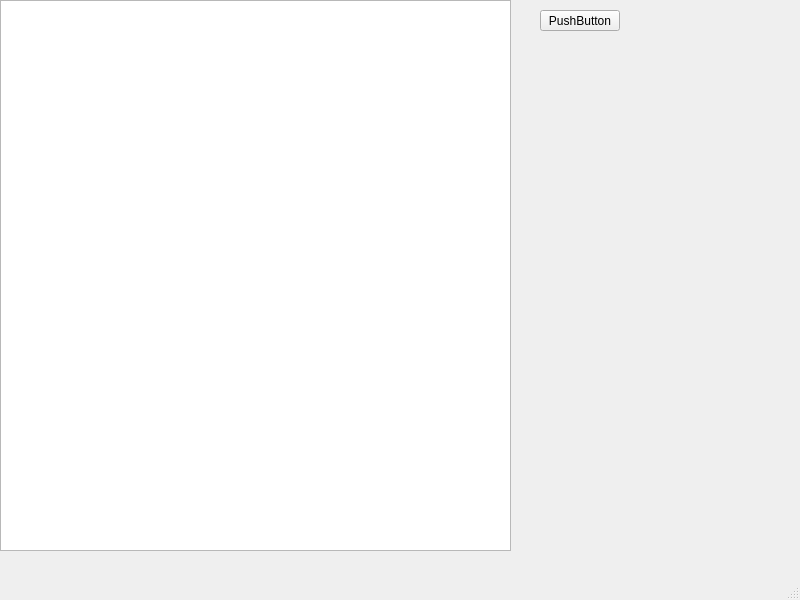
Before: the Qt Designer form Game/mainwindow.ui in PartaJere/Titta-ja-Jere, drawn with Qt 5.
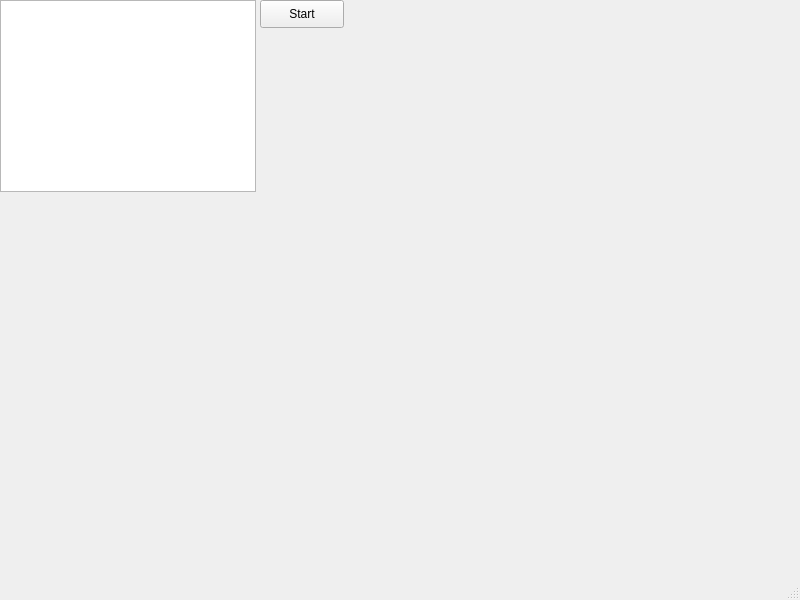
After: the same form once the commit is applied.

Patch:
```diff
--- a/Game/mainwindow.ui
+++ b/Game/mainwindow.ui
@@ -10,31 +10,49 @@
     <height>600</height>
    </rect>
   </property>
+  <property name="sizePolicy">
+   <sizepolicy hsizetype="Preferred" vsizetype="Preferred">
+    <horstretch>0</horstretch>
+    <verstretch>0</verstretch>
+   </sizepolicy>
+  </property>
   <property name="windowTitle">
    <string>MainWindow</string>
   </property>
   <widget class="QWidget" name="centralwidget">
-   <widget class="QGraphicsView" name="graphicsView">
+   <property name="sizePolicy">
+    <sizepolicy hsizetype="Ignored" vsizetype="Ignored">
+     <horstretch>0</horstretch>
+     <verstretch>0</verstretch>
+    </sizepolicy>
+   </property>
+   <widget class="QGraphicsView" name="gameView">
     <property name="geometry">
      <rect>
       <x>0</x>
       <y>0</y>
-      <width>511</width>
-      <height>551</height>
+      <width>256</width>
+      <height>192</height>
      </rect>
     </property>
+    <property name="sizePolicy">
+     <sizepolicy hsizetype="MinimumExpanding" vsizetype="MinimumExpanding">
+      <horstretch>0</horstretch>
+      <verstretch>0</verstretch>
+     </sizepolicy>
+    </property>
    </widget>
    <widget class="QPushButton" name="startButton">
     <property name="geometry">
      <rect>
-      <x>540</x>
-      <y>10</y>
-      <width>80</width>
-      <height>21</height>
+      <x>260</x>
+      <y>0</y>
+      <width>84</width>
+      <height>28</height>
      </rect>
     </property>
     <property name="text">
-     <string>PushButton</string>
+     <string>Start</string>
     </property>
    </widget>
   </widget>
```
